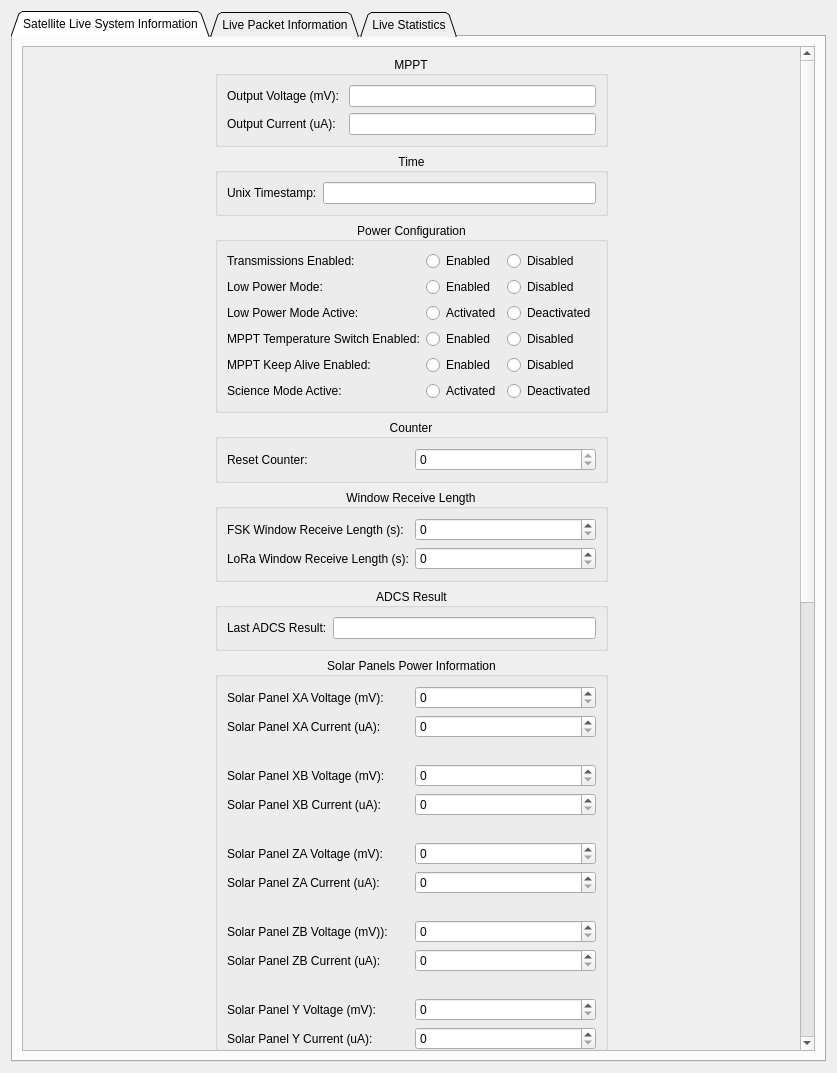
First picture: the form in FOSSAGSCP/systeminformationpane.ui, repository FOSSASystems/FOSSA-GroundStationControlPanel, before the edit.
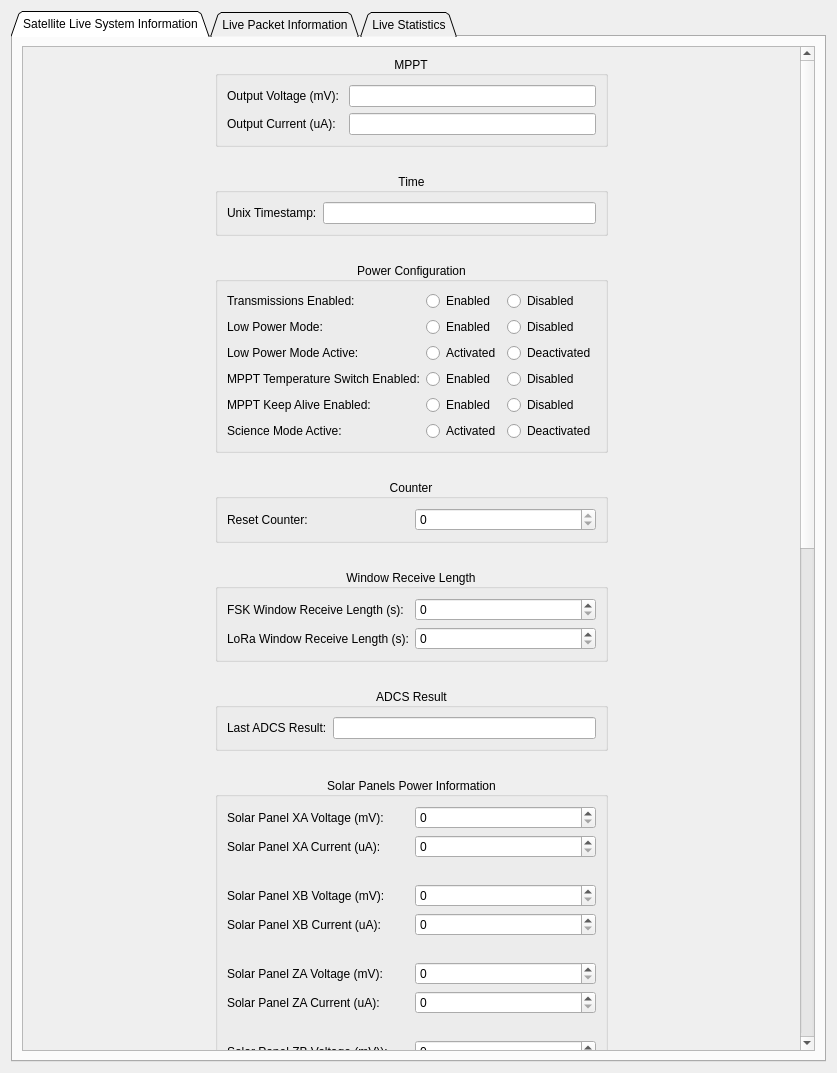
Second picture: the form after the edit.

Commit message: added horizontal seperators inbetween group boxes.

```diff
--- a/FOSSAGSCP/systeminformationpane.ui
+++ b/FOSSAGSCP/systeminformationpane.ui
@@ -39,9 +39,9 @@
           <property name="geometry">
            <rect>
             <x>165</x>
-            <y>-1032</y>
+            <y>-1281</y>
             <width>450</width>
-            <height>2050</height>
+            <height>2310</height>
            </rect>
           </property>
           <property name="sizePolicy">
@@ -51,7 +51,7 @@
            </sizepolicy>
           </property>
           <layout class="QGridLayout" name="gridLayout_2">
-           <item row="1" column="0">
+           <item row="2" column="0">
             <widget class="QGroupBox" name="groupBox_2">
              <property name="title">
               <string>Time</string>
@@ -77,7 +77,72 @@
              </layout>
             </widget>
            </item>
-           <item row="8" column="0">
+           <item row="13" column="0">
+            <spacer name="horizontalSpacer_11">
+             <property name="orientation">
+              <enum>Qt::Horizontal</enum>
+             </property>
+             <property name="sizeHint" stdset="0">
+              <size>
+               <width>40</width>
+               <height>20</height>
+              </size>
+             </property>
+            </spacer>
+           </item>
+           <item row="7" column="0">
+            <spacer name="horizontalSpacer_8">
+             <property name="orientation">
+              <enum>Qt::Horizontal</enum>
+             </property>
+             <property name="sizeHint" stdset="0">
+              <size>
+               <width>40</width>
+               <height>20</height>
+              </size>
+             </property>
+            </spacer>
+           </item>
+           <item row="11" column="0">
+            <spacer name="horizontalSpacer_10">
+             <property name="orientation">
+              <enum>Qt::Horizontal</enum>
+             </property>
+             <property name="sizeHint" stdset="0">
+              <size>
+               <width>40</width>
+               <height>20</height>
+              </size>
+             </property>
+            </spacer>
+           </item>
+           <item row="9" column="0">
+            <spacer name="horizontalSpacer_9">
+             <property name="orientation">
+              <enum>Qt::Horizontal</enum>
+             </property>
+             <property name="sizeHint" stdset="0">
+              <size>
+               <width>40</width>
+               <height>20</height>
+              </size>
+             </property>
+            </spacer>
+           </item>
+           <item row="3" column="0">
+            <spacer name="horizontalSpacer_6">
+             <property name="orientation">
+              <enum>Qt::Horizontal</enum>
+             </property>
+             <property name="sizeHint" stdset="0">
+              <size>
+               <width>40</width>
+               <height>20</height>
+              </size>
+             </property>
+            </spacer>
+           </item>
+           <item row="16" column="0">
             <widget class="QGroupBox" name="groupBox_7">
              <property name="title">
               <string>Sensors</string>
@@ -201,7 +266,7 @@
              </layout>
             </widget>
            </item>
-           <item row="7" column="0">
+           <item row="14" column="0">
             <widget class="QGroupBox" name="groupBox_6">
              <property name="title">
               <string>Temperature Information</string>
@@ -273,7 +338,7 @@
              </layout>
             </widget>
            </item>
-           <item row="9" column="0">
+           <item row="18" column="0">
             <widget class="QGroupBox" name="groupBox_8">
              <property name="title">
               <string>Last H-bridge Faults</string>
@@ -315,7 +380,20 @@
              </layout>
             </widget>
            </item>
-           <item row="3" column="0">
+           <item row="17" column="0">
+            <spacer name="horizontalSpacer_13">
+             <property name="orientation">
+              <enum>Qt::Horizontal</enum>
+             </property>
+             <property name="sizeHint" stdset="0">
+              <size>
+               <width>40</width>
+               <height>20</height>
+              </size>
+             </property>
+            </spacer>
+           </item>
+           <item row="6" column="0">
             <widget class="QGroupBox" name="groupBox_4">
              <property name="title">
               <string>Counter</string>
@@ -341,7 +419,7 @@
              </layout>
             </widget>
            </item>
-           <item row="6" column="0">
+           <item row="12" column="0">
             <widget class="QGroupBox" name="groupBox_5">
              <property name="title">
               <string>Solar Panels Power Information</string>
@@ -545,7 +623,20 @@
              </layout>
             </widget>
            </item>
-           <item row="2" column="0">
+           <item row="1" column="0">
+            <spacer name="horizontalSpacer_5">
+             <property name="orientation">
+              <enum>Qt::Horizontal</enum>
+             </property>
+             <property name="sizeHint" stdset="0">
+              <size>
+               <width>40</width>
+               <height>20</height>
+              </size>
+             </property>
+            </spacer>
+           </item>
+           <item row="4" column="0">
             <widget class="QGroupBox" name="groupBox_3">
              <property name="title">
               <string>Power Configuration</string>
@@ -755,7 +846,7 @@
              </layout>
             </widget>
            </item>
-           <item row="4" column="0">
+           <item row="8" column="0">
             <widget class="QGroupBox" name="groupBox_10">
              <property name="title">
               <string>Window Receive Length</string>
@@ -788,6 +879,28 @@
             </widget>
            </item>
            <item row="10" column="0">
+            <widget class="QGroupBox" name="groupBox_12">
+             <property name="title">
+              <string>ADCS Result</string>
+             </property>
+             <property name="alignment">
+              <set>Qt::AlignCenter</set>
+             </property>
+             <layout class="QGridLayout" name="gridLayout_14">
+              <item row="0" column="0">
+               <widget class="QLabel" name="label_43">
+                <property name="text">
+                 <string>Last ADCS Result:</string>
+                </property>
+               </widget>
+              </item>
+              <item row="0" column="1">
+               <widget class="QLineEdit" name="SystemInformation_ADCResult_LastADCSResult_LineEdit"/>
+              </item>
+             </layout>
+            </widget>
+           </item>
+           <item row="20" column="0">
             <widget class="QGroupBox" name="groupBox_9">
              <property name="title">
               <string>Flash Information</string>
@@ -810,26 +923,43 @@
             </widget>
            </item>
            <item row="5" column="0">
-            <widget class="QGroupBox" name="groupBox_12">
-             <property name="title">
-              <string>ADCS Result</string>
+            <spacer name="horizontalSpacer_7">
+             <property name="orientation">
+              <enum>Qt::Horizontal</enum>
              </property>
-             <property name="alignment">
-              <set>Qt::AlignCenter</set>
+             <property name="sizeHint" stdset="0">
+              <size>
+               <width>40</width>
+               <height>20</height>
+              </size>
              </property>
-             <layout class="QGridLayout" name="gridLayout_14">
-              <item row="0" column="0">
-               <widget class="QLabel" name="label_43">
-                <property name="text">
-                 <string>Last ADCS Result:</string>
-                </property>
-               </widget>
-              </item>
-              <item row="0" column="1">
-               <widget class="QLineEdit" name="SystemInformation_ADCResult_LastADCSResult_LineEdit"/>
-              </item>
-             </layout>
-            </widget>
+            </spacer>
+           </item>
+           <item row="15" column="0">
+            <spacer name="horizontalSpacer_12">
+             <property name="orientation">
+              <enum>Qt::Horizontal</enum>
+             </property>
+             <property name="sizeHint" stdset="0">
+              <size>
+               <width>40</width>
+               <height>20</height>
+              </size>
+             </property>
+            </spacer>
+           </item>
+           <item row="19" column="0">
+            <spacer name="horizontalSpacer_14">
+             <property name="orientation">
+              <enum>Qt::Horizontal</enum>
+             </property>
+             <property name="sizeHint" stdset="0">
+              <size>
+               <width>40</width>
+               <height>20</height>
+              </size>
+             </property>
+            </spacer>
            </item>
           </layout>
          </widget>
```
